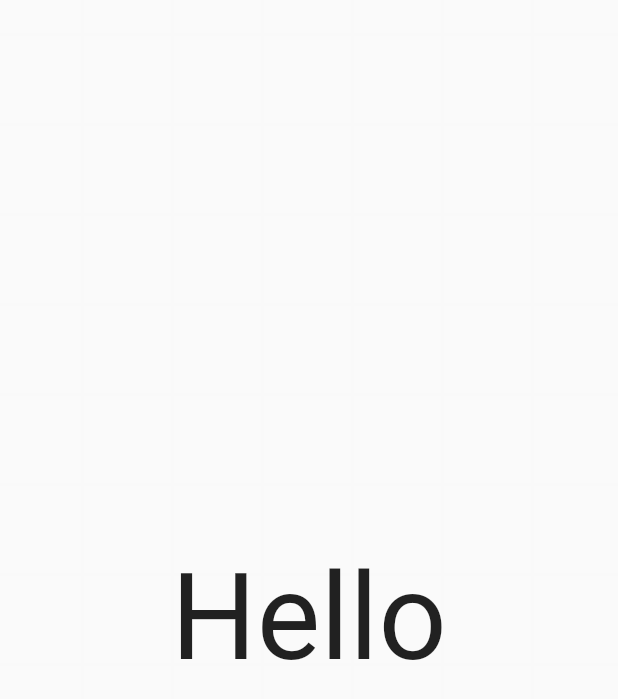
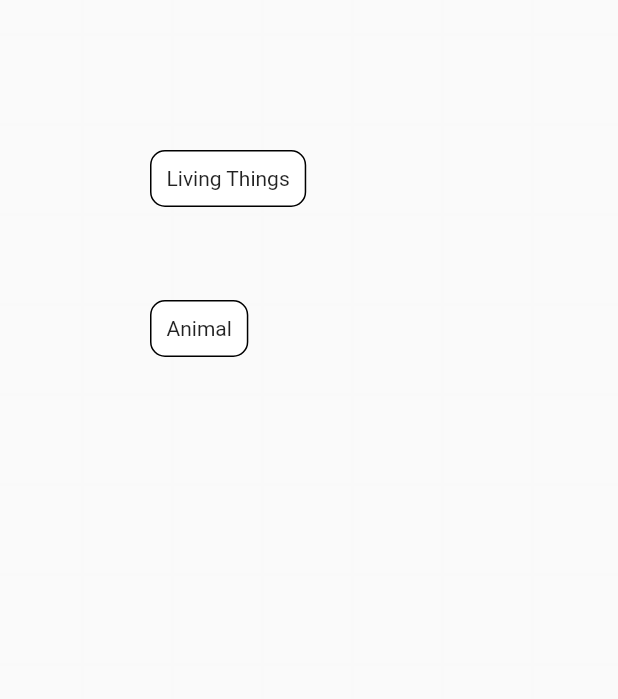
Before and after one commit to xloc/knowledge-base-flutter, a Flutter app: the screen it shows after launch, on a phone screen of 412 x 824 dp. Shown: the top 699 px of the screen. Run offline on Flutter 3.47's test engine with Material 2 defaults, Android fonts, the phone set to English and light mode, and no system bars; our stand-ins replace flutter_svg_provider, yaml.

Commit message:
layout node

```diff
--- a/lib/main.dart
+++ b/lib/main.dart
@@ -1,6 +1,6 @@
 import 'package:flutter/material.dart';
 import 'package:flutter_svg_provider/flutter_svg_provider.dart';
-import 'package:knowledge_base_flutter/src/KnowledgeBasePage.dart';
+import 'package:knowledge_base_flutter/src/knowledge_base_page.dart';
 
 void main() {
   runApp(const MyApp());
@@ -17,7 +17,7 @@ class MyApp extends StatelessWidget {
         theme: ThemeData(
           primarySwatch: Colors.blue,
         ),
-        home: Scaffold(
+        home: const Scaffold(
           body: KnowledgeBasePage(),
         ));
   }
--- a/lib/src/KnowledgeBasePage.dart
+++ /dev/null
@@ -1,22 +0,0 @@
-import 'package:flutter/material.dart';
-import 'package:flutter_svg_provider/flutter_svg_provider.dart';
-
-class KnowledgeBasePage extends StatelessWidget {
-  const KnowledgeBasePage({
-    Key? key,
-  }) : super(key: key);
-
-  @override
-  Widget build(BuildContext context) {
-    return Container(
-      decoration: const BoxDecoration(
-        image: DecorationImage(
-          image: Svg('assets/grid.svg', size: Size.square(40)),
-          repeat: ImageRepeat.repeat,
-          colorFilter: ColorFilter.mode(Colors.black12, BlendMode.srcIn),
-        ),
-      ),
-      child: Center(child: Text("Hello", style: TextStyle(fontSize: 80))),
-    );
-  }
-}
--- /dev/null
+++ b/lib/src/graph_view.dart
@@ -0,0 +1,52 @@
+import 'package:flutter/material.dart';
+import 'package:knowledge_base_flutter/src/knowledge_base_page.dart';
+
+class GraphView extends StatelessWidget {
+  final KnowledgeBase kbase;
+  final KnowledgeBaseView kbaseview;
+  const GraphView({
+    required this.kbase,
+    required this.kbaseview,
+    Key? key,
+  }) : super(key: key);
+
+  @override
+  Widget build(BuildContext context) {
+    return Stack(
+      children: [GraphNodeView(kbaseview: kbaseview, kbase: kbase), Stack()],
+    );
+  }
+}
+
+class GraphNodeView extends StatelessWidget {
+  const GraphNodeView({
+    Key? key,
+    required this.kbaseview,
+    required this.kbase,
+  }) : super(key: key);
+
+  final KnowledgeBaseView kbaseview;
+  final KnowledgeBase kbase;
+
+  @override
+  Widget build(BuildContext context) {
+    return Stack(
+      children: kbaseview.nodeLayout.entries.map((e) {
+        return Positioned(
+          left: e.value.dx,
+          top: e.value.dy,
+          child: Container(
+            decoration: BoxDecoration(
+              border: Border.all(),
+              borderRadius: BorderRadius.circular(10),
+              color: Colors.white,
+            ),
+            child: Padding(
+                padding: EdgeInsets.all(10),
+                child: Text(kbase.getNode(e.key)!.title)),
+          ),
+        );
+      }).toList(),
+    );
+  }
+}
--- /dev/null
+++ b/lib/src/knowledge_base_page.dart
@@ -0,0 +1,132 @@
+import 'dart:collection';
+import 'dart:io';
+
+import 'package:flutter/material.dart';
+import 'package:flutter/services.dart';
+import 'package:flutter_svg_provider/flutter_svg_provider.dart';
+import 'package:knowledge_base_flutter/src/graph_view.dart';
+import 'package:yaml/yaml.dart';
+
+class KnowledgeBasePage extends StatefulWidget {
+  const KnowledgeBasePage({
+    Key? key,
+  }) : super(key: key);
+
+  @override
+  State<KnowledgeBasePage> createState() => _KnowledgeBasePageState();
+}
+
+class _KnowledgeBasePageState extends State<KnowledgeBasePage> {
+  KnowledgeBase? kb;
+
+  @override
+  void initState() {
+    super.initState();
+    KnowledgeBase.load('assets/storage.yaml').then((value) {
+      setState(() {
+        kb = value;
+      });
+    });
+
+    // KnowledgeBaseStorage().read().then((value) {
+    //   setState(() {
+    //     doc = value;
+    //   });
+    // });
+  }
+
+  @override
+  Widget build(BuildContext context) {
+    return Container(
+      decoration: const BoxDecoration(
+        image: DecorationImage(
+          image: Svg('assets/grid.svg', size: Size.square(40)),
+          repeat: ImageRepeat.repeat,
+          colorFilter: ColorFilter.mode(Colors.black12, BlendMode.srcIn),
+        ),
+      ),
+      child: Stack(
+        children: [
+          Center(),
+          if (kb != null)
+            GraphView(
+              kbase: kb!,
+              kbaseview: KnowledgeBaseView(nodeLayout: {
+                "NVPA1I": Offset(100, 100), // - Living Things
+                "KR3P4M": Offset(100, 200), // - Animal
+              }),
+            ),
+        ],
+      ),
+    );
+  }
+}
+
+class Edge {
+  String from, to, id, type;
+  Edge(
+      {required this.from,
+      required this.to,
+      required this.id,
+      required this.type});
+}
+
+class Node {
+  String id, title;
+  Node({required this.id, required this.title});
+}
+
+class KnowledgeBase {
+  Map<String, Node> nodes = {};
+  Map<String, Edge> edges = {};
+
+  KnowledgeBase();
+
+  KnowledgeBase.fromYaml(Map<dynamic, dynamic> doc) {
+    for (var node in doc['nodes']) {
+      nodes[node['id']] = Node(id: node['id'], title: node["title"]);
+    }
+    for (var edge in doc['edges']) {
+      edges[edge['id']] = Edge(
+        id: edge['id'],
+        from: edge['from'],
+        to: edge['from'],
+        type: edge['type'],
+      );
+    }
+  }
+
+  static Future<Map<dynamic, dynamic>> _readYaml(String path) async {
+    final str = await rootBundle.loadString(path);
+    return loadYaml(str);
+  }
+
+  static Future<KnowledgeBase> load(String path) async {
+    final doc = await _readYaml(path);
+    return KnowledgeBase.fromYaml(doc);
+  }
+
+  Node? getNode(String id) {
+    return nodes[id];
+  }
+
+  Edge? getEdge(String id) {
+    return edges[id];
+  }
+
+  List<Edge> findRelatedEdges(List<Node> nodes) {
+    final nodeIDs = HashSet<String>.from(nodes.map((e) => e.id));
+    final relatedEdges = edges.values
+        .where(
+          (edge) => nodeIDs.containsAll({edge.from, edge.to}),
+        )
+        .toList();
+    return relatedEdges;
+  }
+}
+
+class KnowledgeBaseView {
+  Map<String, Offset> nodeLayout;
+
+  KnowledgeBaseView({required this.nodeLayout});
+}
--- a/pubspec.yaml
+++ b/pubspec.yaml
@@ -64,6 +64,7 @@ flutter:
   assets:
     - assets/grid.svg
     - assets/grid.png
+    - assets/storage.yaml
 
   # An image asset can refer to one or more resolution-specific "variants", see
   # https://flutter.dev/assets-and-images/#resolution-aware
```
